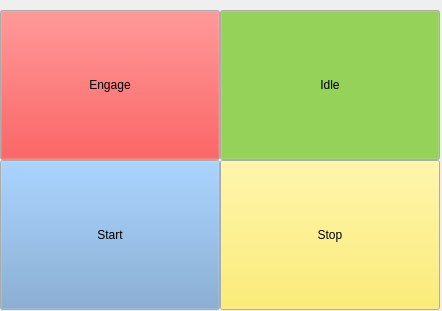
This is catchrobo_gui/src/ui/servo.ui in catchrobo2021/catchrobo_robot as Qt 5 draws it before an edit. The edited form follows.
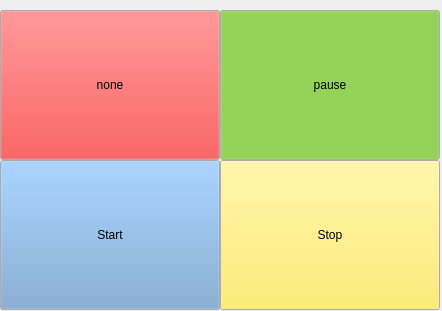
This is the edited form.

What changed in the file:
```diff
--- a/catchrobo_gui/src/ui/servo.ui
+++ b/catchrobo_gui/src/ui/servo.ui
@@ -60,7 +60,7 @@
     </palette>
    </property>
    <property name="text">
-    <string>Engage</string>
+    <string>none</string>
    </property>
    <property name="checkable">
     <bool>true</bool>
@@ -113,7 +113,7 @@
     </palette>
    </property>
    <property name="text">
-    <string>Idle</string>
+    <string>pause</string>
    </property>
    <property name="checkable">
     <bool>true</bool>
```
